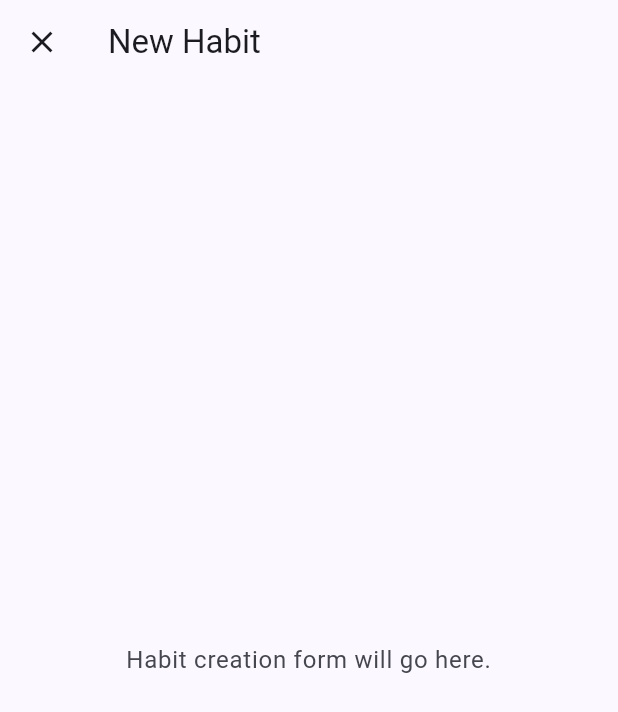
After one commit to ferflorespr/hci_productivityplus, a Flutter app: the screen it shows after launch, after a tap on the "add" icon, on a phone screen of 412 x 824 dp. The commit adds this screen. Shown: the top 712 px of the screen. Run offline on Flutter 3.47's test engine with Material 3 defaults, Android fonts, the phone set to English and light mode, and no system bars.

Commit message:
Created habits creation button

```diff
--- /dev/null
+++ b/productivity_plus/lib/screens/create_habit_page.dart
@@ -0,0 +1,27 @@
+import 'package:flutter/material.dart';
+
+/// Placeholder screen pushed as a full-screen modal from the Habits FAB.
+/// Real form fields (name, frequency, reminders, etc.) will land here next.
+class CreateHabitPage extends StatelessWidget {
+  const CreateHabitPage({super.key});
+
+  @override
+  Widget build(BuildContext context) {
+    final theme = Theme.of(context);
+    return Scaffold(
+      appBar: AppBar(title: const Text('New Habit')),
+      body: Center(
+        child: Padding(
+          padding: const EdgeInsets.all(32),
+          child: Text(
+            'Habit creation form will go here.',
+            textAlign: TextAlign.center,
+            style: theme.textTheme.bodyLarge?.copyWith(
+              color: theme.colorScheme.onSurfaceVariant,
+            ),
+          ),
+        ),
+      ),
+    );
+  }
+}
--- a/productivity_plus/lib/screens/habits_page.dart
+++ b/productivity_plus/lib/screens/habits_page.dart
@@ -1,5 +1,6 @@
 import 'package:flutter/material.dart';
 
+import 'create_habit_page.dart';
 import 'page_body.dart';
 
 class HabitsPage extends StatelessWidget {
@@ -7,10 +8,24 @@ class HabitsPage extends StatelessWidget {
 
   @override
   Widget build(BuildContext context) {
-    return const Scaffold(
-      body: PageBody(
+    return Scaffold(
+      body: const PageBody(
         title: 'Habits',
         subtitle: 'Daily routines, streaks, and check-ins will show here.',
+      ),
+      floatingActionButton: FloatingActionButton.large(
+        onPressed: () => _openCreateHabit(context),
+        tooltip: 'Add habit',
+        child: const Icon(Icons.add, size: 36),
+      ),
+    );
+  }
+
+  void _openCreateHabit(BuildContext context) {
+    Navigator.of(context).push(
+      MaterialPageRoute(
+        builder: (_) => const CreateHabitPage(),
+        fullscreenDialog: true,
       ),
     );
   }
```
Also changed, not shown: 1 other file.
